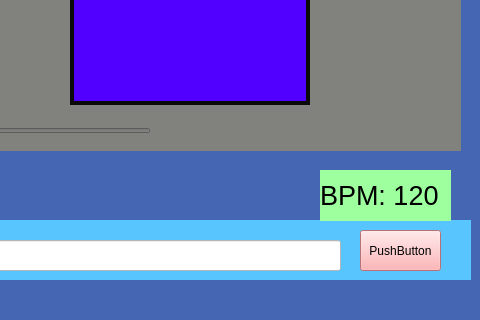
monptt/pttvj, file pttvj/mainwindow.ui: the form before one commit; both pictures show x 320 to 800 and y 280 to 600 of the 800 by 600 pixel window.
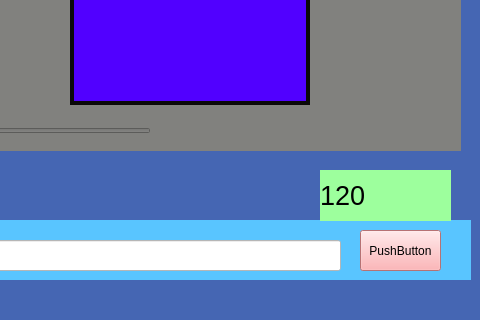
The form after the commit.

Patch:
```diff
--- a/pttvj/mainwindow.ui
+++ b/pttvj/mainwindow.ui
@@ -77,7 +77,7 @@
      <string notr="true">background-color: rgb(157, 255, 157);</string>
     </property>
     <property name="text">
-     <string>BPM: 120</string>
+     <string>120</string>
     </property>
    </widget>
    <widget class="QWidget" name="decksWidget" native="true">
```
